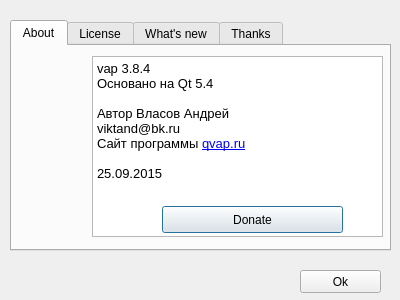
Old version of the form about.ui in the repository viktand/vap4.
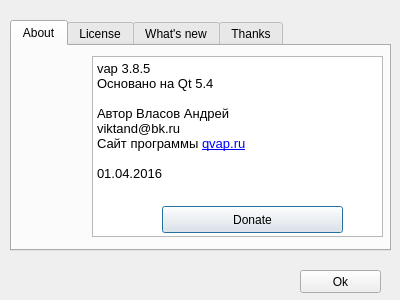
New version of the form. Icons and pictures are not drawn.

What changed in the file:
```diff
--- a/about.ui
+++ b/about.ui
@@ -87,14 +87,14 @@
 &lt;html&gt;&lt;head&gt;&lt;meta name=&quot;qrichtext&quot; content=&quot;1&quot; /&gt;&lt;style type=&quot;text/css&quot;&gt;
 p, li { white-space: pre-wrap; }
 &lt;/style&gt;&lt;/head&gt;&lt;body style=&quot; font-family:'Ubuntu'; font-size:10pt; font-weight:400; font-style:normal;&quot;&gt;
-&lt;p style=&quot; margin-top:0px; margin-bottom:0px; margin-left:0px; margin-right:0px; -qt-block-indent:0; text-indent:0px;&quot;&gt;vap 3.8.4&lt;/p&gt;
+&lt;p style=&quot; margin-top:0px; margin-bottom:0px; margin-left:0px; margin-right:0px; -qt-block-indent:0; text-indent:0px;&quot;&gt;vap 3.8.5&lt;/p&gt;
 &lt;p style=&quot; margin-top:0px; margin-bottom:0px; margin-left:0px; margin-right:0px; -qt-block-indent:0; text-indent:0px;&quot;&gt;Основано на Qt 5.4&lt;/p&gt;
 &lt;p style=&quot;-qt-paragraph-type:empty; margin-top:0px; margin-bottom:0px; margin-left:0px; margin-right:0px; -qt-block-indent:0; text-indent:0px;&quot;&gt;&lt;br /&gt;&lt;/p&gt;
 &lt;p style=&quot; margin-top:0px; margin-bottom:0px; margin-left:0px; margin-right:0px; -qt-block-indent:0; text-indent:0px;&quot;&gt;Автор Власов Андрей&lt;/p&gt;
 &lt;p style=&quot; margin-top:0px; margin-bottom:0px; margin-left:0px; margin-right:0px; -qt-block-indent:0; text-indent:0px;&quot;&gt;viktand@bk.ru&lt;/p&gt;
 &lt;p style=&quot; margin-top:0px; margin-bottom:0px; margin-left:0px; margin-right:0px; -qt-block-indent:0; text-indent:0px;&quot;&gt;Сайт программы &lt;a href=&quot;http://www.qvap.ru&quot;&gt;&lt;span style=&quot; text-decoration: underline; color:#0000ff;&quot;&gt;qvap.ru&lt;/span&gt;&lt;/a&gt;&lt;/p&gt;
 &lt;p style=&quot;-qt-paragraph-type:empty; margin-top:0px; margin-bottom:0px; margin-left:0px; margin-right:0px; -qt-block-indent:0; text-indent:0px; text-decoration: underline; color:#0000ff;&quot;&gt;&lt;br /&gt;&lt;/p&gt;
-&lt;p style=&quot; margin-top:0px; margin-bottom:0px; margin-left:0px; margin-right:0px; -qt-block-indent:0; text-indent:0px;&quot;&gt;25.09.2015&lt;/p&gt;&lt;/body&gt;&lt;/html&gt;</string>
+&lt;p style=&quot; margin-top:0px; margin-bottom:0px; margin-left:0px; margin-right:0px; -qt-block-indent:0; text-indent:0px;&quot;&gt;01.04.2016&lt;/p&gt;&lt;/body&gt;&lt;/html&gt;</string>
      </property>
      <property name="textInteractionFlags">
       <set>Qt::TextBrowserInteraction</set>
```
Left out of the diff: 2 changed lines with no effect on the pictures.
